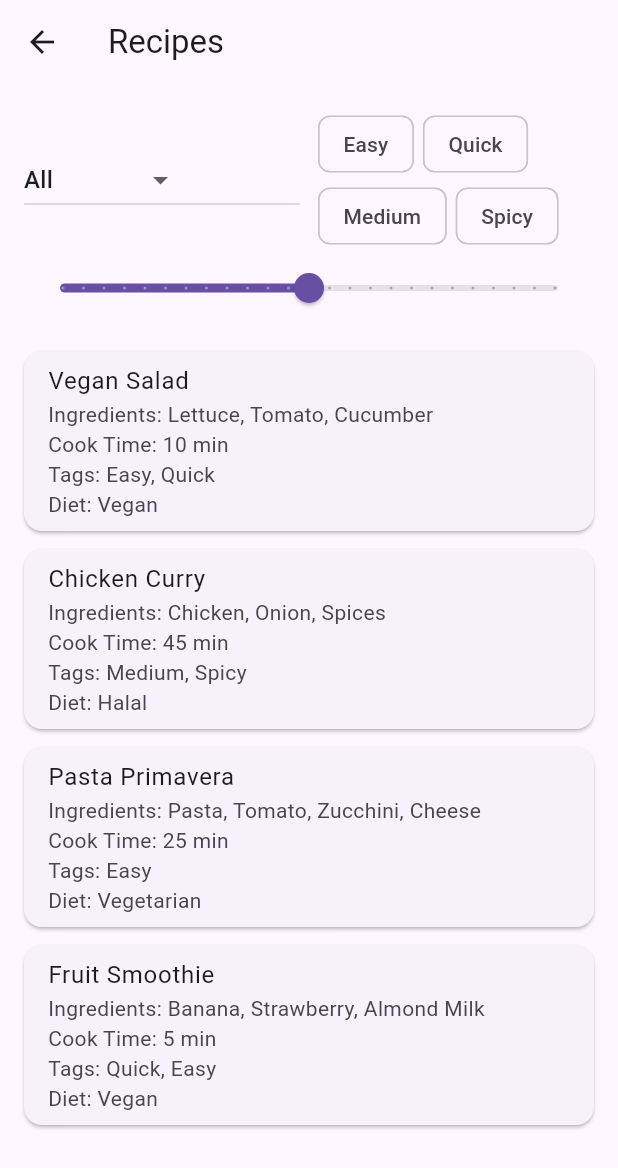
After one commit to Gaustonne/innovationstudio, a Flutter app: the screen it shows after launch, after a tap on "View Recipes", on a phone screen of 412 x 824 dp. The commit adds this screen. Shown: the top 1168 px of the screen. Run offline on Flutter 3.47's test engine with Material 3 defaults, Android fonts, the phone set to English and light mode, and no system bars.

Commit message:
Complete Function 3 (with dummy data). Still need to improve UI tho
Function 3 - Recipes: view/filter seeded recipes (time, tags, diet).

```diff
--- a/lib/main.dart
+++ b/lib/main.dart
@@ -3,6 +3,7 @@ import 'screens/meal_plan_screen.dart';
 import 'screens/add_ingredient_screen.dart';
 import 'screens/ingredient_overview_screen.dart';
 import 'models/ingredient.dart';
+import 'screens/recipe_screen.dart';
 
 void main() {
   runApp(const MyApp());
@@ -115,6 +116,21 @@ class _HomeScreenState extends State<HomeScreen> {
               },
               child: const Text('Add Ingredient'),
             ),
+            const SizedBox(height: 12),
+            ElevatedButton(
+            onPressed: () {
+              Navigator.push(
+                context,
+                MaterialPageRoute(
+                  builder: (_) => RecipeScreen(
+                    userIngredients: _ingredients,
+                    weeklyMealPlan: _weeklyMealPlan,
+                  ),
+                ),
+              );
+            },
+            child: const Text('View Recipes'),
+          ),
           ],
         ),
       ),
--- /dev/null
+++ b/lib/models/recipe.dart
@@ -0,0 +1,18 @@
+class Recipe {
+  final String name;
+  final List<String> ingredients;
+  final int cookTimeMinutes;
+  final List<String> tags;
+  final String ruleType;
+
+  Map<String, dynamic>? extra;
+
+  Recipe({
+    required this.name,
+    required this.ingredients,
+    required this.cookTimeMinutes,
+    required this.tags,
+    required this.ruleType,
+    this.extra,
+  });
+}
--- /dev/null
+++ b/lib/models/recipe_data.dart
@@ -0,0 +1,32 @@
+import 'recipe.dart';
+
+final List<Recipe> seededRecipes = [
+  Recipe(
+    name: 'Vegan Salad',
+    ingredients: ['Lettuce', 'Tomato', 'Cucumber'],
+    cookTimeMinutes: 10,
+    tags: ['Easy', 'Quick'],
+    ruleType: 'Vegan',
+  ),
+  Recipe(
+    name: 'Chicken Curry',
+    ingredients: ['Chicken', 'Onion', 'Spices'],
+    cookTimeMinutes: 45,
+    tags: ['Medium', 'Spicy'],
+    ruleType: 'Halal',
+  ),
+  Recipe(
+    name: 'Pasta Primavera',
+    ingredients: ['Pasta', 'Tomato', 'Zucchini', 'Cheese'],
+    cookTimeMinutes: 25,
+    tags: ['Easy'],
+    ruleType: 'Vegetarian',
+  ),
+  Recipe(
+    name: 'Fruit Smoothie',
+    ingredients: ['Banana', 'Strawberry', 'Almond Milk'],
+    cookTimeMinutes: 5,
+    tags: ['Quick', 'Easy'],
+    ruleType: 'Vegan',
+  ),
+];
--- /dev/null
+++ b/lib/screens/recipe_screen.dart
@@ -0,0 +1,173 @@
+import 'package:flutter/material.dart';
+import '../models/recipe.dart';
+import '../models/recipe_data.dart';
+import '../models/ingredient.dart';
+
+class RecipeScreen extends StatefulWidget {
+  final List<Ingredient> userIngredients;
+  final Map<String, Map<String, List<Ingredient>>> weeklyMealPlan;
+
+  const RecipeScreen({
+    super.key,
+    required this.userIngredients,
+    required this.weeklyMealPlan,
+  });
+
+  @override
+  State<RecipeScreen> createState() => _RecipeScreenState();
+}
+
+class _RecipeScreenState extends State<RecipeScreen> {
+  List<Recipe> filteredRecipes = [];
+  List<String> selectedTags = [];
+  String? selectedRuleType;
+  int maxCookTime = 60;
+
+  @override
+  void initState() {
+    super.initState();
+    filteredRecipes = List.from(seededRecipes);
+  }
+
+  void filterRecipes() {
+    setState(() {
+      filteredRecipes = seededRecipes.where((recipe) {
+        final matchesTags = selectedTags.isEmpty || recipe.tags.any((tag) => selectedTags.contains(tag));
+        final matchesRule = selectedRuleType == null || recipe.ruleType == selectedRuleType;
+        final matchesTime = recipe.cookTimeMinutes <= maxCookTime;
+        return matchesTags && matchesRule && matchesTime;
+      }).toList();
+
+      // Apply ingredient-based scoring (friend's feature)
+      final userIngredientNames = widget.userIngredients.map((i) => i.name.toLowerCase()).toSet();
+      filteredRecipes = filteredRecipes.map((recipe) {
+        final lowerRecipeIngredients = recipe.ingredients.map((i) => i.toLowerCase()).toList();
+        final matched = lowerRecipeIngredients.where((i) => userIngredientNames.contains(i)).toList();
+        final missing = lowerRecipeIngredients.where((i) => !userIngredientNames.contains(i)).toList();
+        return Recipe(
+          name: recipe.name,
+          ingredients: recipe.ingredients,
+          cookTimeMinutes: recipe.cookTimeMinutes,
+          tags: recipe.tags,
+          ruleType: recipe.ruleType,
+        )..extra = {
+            'matchedCount': matched.length,
+            'missingIngredients': missing,
+          };
+      }).toList();
+
+      // Sort by missing ingredients (least missing first)
+      filteredRecipes.sort((a, b) {
+        int missingA = (a.extra?['missingIngredients'] as List?)?.length ?? 0;
+        int missingB = (b.extra?['missingIngredients'] as List?)?.length ?? 0;
+        return missingA.compareTo(missingB);
+      });
+    });
+  }
+
+  // Helper to store extra info (matched/missing) without changing Recipe model
+  Map<String, dynamic>? _getExtra(Recipe r) => r.extra;
+
+  @override
+  Widget build(BuildContext context) {
+    final allTags = seededRecipes.expand((r) => r.tags).toSet().toList();
+    final allRuleTypes = seededRecipes.map((r) => r.ruleType).toSet().toList();
+
+    return Scaffold(
+      appBar: AppBar(title: const Text('Recipes')),
+      body: Padding(
+        padding: const EdgeInsets.all(16.0),
+        child: Column(
+          children: [
+            // Filters
+            Row(
+              children: [
+                Expanded(
+                  child: DropdownButton<String>(
+                    hint: const Text('Select Diet'),
+                    value: selectedRuleType,
+                    items: [null, ...allRuleTypes].map((rule) {
+                      return DropdownMenuItem<String>(
+                        value: rule,
+                        child: Text(rule ?? 'All'),
+                      );
+                    }).toList(),
+                    onChanged: (value) {
+                      selectedRuleType = value;
+                      filterRecipes();
+                    },
+                  ),
+                ),
+                const SizedBox(width: 12),
+                Expanded(
+                  child: Wrap(
+                    spacing: 6,
+                    children: allTags.map((tag) {
+                      final selected = selectedTags.contains(tag);
+                      return FilterChip(
+                        label: Text(tag),
+                        selected: selected,
+                        onSelected: (s) {
+                          if (s) {
+                            selectedTags.add(tag);
+                          } else {
+                            selectedTags.remove(tag);
+                          }
+                          filterRecipes();
+                        },
+                      );
+                    }).toList(),
+                  ),
+                ),
+              ],
+            ),
+            Slider(
+              value: maxCookTime.toDouble(),
+              min: 0,
+              max: 120,
+              divisions: 24,
+              label: '$maxCookTime min',
+              onChanged: (value) {
+                setState(() {
+                  maxCookTime = value.toInt();
+                  filterRecipes();
+                });
+              },
+            ),
+            const SizedBox(height: 12),
+            Expanded(
+              child: filteredRecipes.isEmpty
+                  ? const Center(child: Text('No recipes found.'))
+                  : ListView.builder(
+                      itemCount: filteredRecipes.length,
+                      itemBuilder: (context, index) {
+                        final recipe = filteredRecipes[index];
+                        final extra = _getExtra(recipe);
+                        final missing = extra?['missingIngredients'] ?? [];
+                        final matchedCount = extra?['matchedCount'] ?? 0;
+                        return Card(
+                          margin: const EdgeInsets.symmetric(vertical: 6),
+                          child: ListTile(
+                            title: Text(recipe.name),
+                            subtitle: Column(
+                              crossAxisAlignment: CrossAxisAlignment.start,
+                              children: [
+                                Text('Ingredients: ${recipe.ingredients.join(', ')}'),
+                                Text('Cook Time: ${recipe.cookTimeMinutes} min'),
+                                Text('Tags: ${recipe.tags.join(', ')}'),
+                                Text('Diet: ${recipe.ruleType}'),
+                                if (missing.isNotEmpty)
+                                  Text('Missing Ingredients: ${missing.join(', ')} (Matched: $matchedCount/${recipe.ingredients.length})'),
+                              ],
+                            ),
+                          ),
+                        );
+                      },
+                    ),
+            ),
+          ],
+        ),
+      ),
+    );
+  }
+}
```
